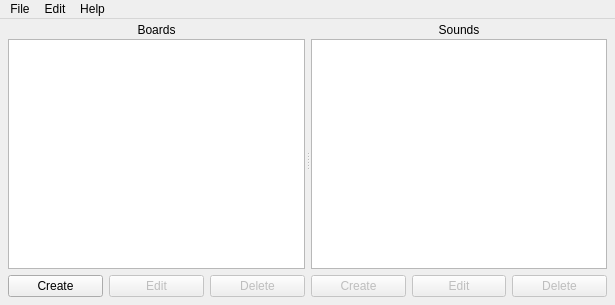
First picture: the form in src/mainapp.ui, repository defaultsamson/Soundboard, before the edit.
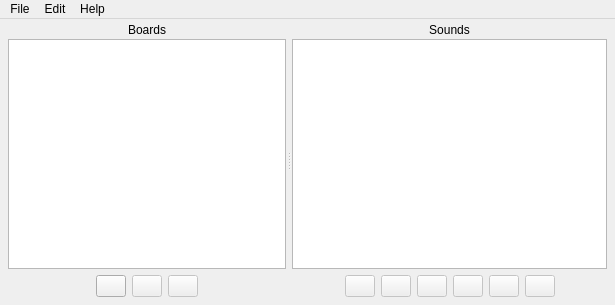
Second picture: the form after the edit. Icons and pictures are not drawn.

Commit message: Added fancy shmancy buttons

The edit to the form file:
```diff
--- a/src/mainapp.ui
+++ b/src/mainapp.ui
@@ -32,6 +32,12 @@
     </property>
     <item>
      <widget class="QSplitter" name="splitter">
+      <property name="minimumSize">
+       <size>
+        <width>0</width>
+        <height>0</height>
+       </size>
+      </property>
       <property name="orientation">
        <enum>Qt::Horizontal</enum>
       </property>
@@ -109,10 +115,39 @@
         </item>
         <item>
          <layout class="QHBoxLayout" name="horizontalLayout">
+          <item>
+           <spacer name="horizontalSpacer_2">
+            <property name="orientation">
+             <enum>Qt::Horizontal</enum>
+            </property>
+            <property name="sizeHint" stdset="0">
+             <size>
+              <width>40</width>
+              <height>20</height>
+             </size>
+            </property>
+           </spacer>
+          </item>
           <item>
            <widget class="QPushButton" name="buttonAddBoard">
-            <property name="text">
-             <string>Create</string>
+            <property name="maximumSize">
+             <size>
+              <width>30</width>
+              <height>30</height>
+             </size>
+            </property>
+            <property name="toolTip">
+             <string>Create new board</string>
+            </property>
+            <property name="icon">
+             <iconset resource="../res.qrc">
+              <normaloff>:/icons/res/add.png</normaloff>:/icons/res/add.png</iconset>
+            </property>
+            <property name="iconSize">
+             <size>
+              <width>24</width>
+              <height>24</height>
+             </size>
             </property>
            </widget>
           </item>
@@ -121,8 +156,24 @@
             <property name="enabled">
              <bool>false</bool>
             </property>
-            <property name="text">
-             <string>Edit</string>
+            <property name="maximumSize">
+             <size>
+              <width>30</width>
+              <height>30</height>
+             </size>
+            </property>
+            <property name="toolTip">
+             <string>Edit board</string>
+            </property>
+            <property name="icon">
+             <iconset resource="../res.qrc">
+              <normaloff>:/icons/res/edit.png</normaloff>:/icons/res/edit.png</iconset>
+            </property>
+            <property name="iconSize">
+             <size>
+              <width>24</width>
+              <height>24</height>
+             </size>
             </property>
            </widget>
           </item>
@@ -131,11 +182,40 @@
             <property name="enabled">
              <bool>false</bool>
             </property>
-            <property name="text">
-             <string>Delete</string>
+            <property name="maximumSize">
+             <size>
+              <width>30</width>
+              <height>30</height>
+             </size>
+            </property>
+            <property name="toolTip">
+             <string>Delete board</string>
+            </property>
+            <property name="icon">
+             <iconset resource="../res.qrc">
+              <normaloff>:/icons/res/delete2.png</normaloff>:/icons/res/delete2.png</iconset>
+            </property>
+            <property name="iconSize">
+             <size>
+              <width>24</width>
+              <height>24</height>
+             </size>
             </property>
            </widget>
           </item>
+          <item>
+           <spacer name="horizontalSpacer">
+            <property name="orientation">
+             <enum>Qt::Horizontal</enum>
+            </property>
+            <property name="sizeHint" stdset="0">
+             <size>
+              <width>40</width>
+              <height>20</height>
+             </size>
+            </property>
+           </spacer>
+          </item>
          </layout>
         </item>
        </layout>
@@ -208,13 +288,42 @@
         </item>
         <item>
          <layout class="QHBoxLayout" name="horizontalLayout_2">
+          <item>
+           <spacer name="horizontalSpacer_3">
+            <property name="orientation">
+             <enum>Qt::Horizontal</enum>
+            </property>
+            <property name="sizeHint" stdset="0">
+             <size>
+              <width>40</width>
+              <height>20</height>
+             </size>
+            </property>
+           </spacer>
+          </item>
           <item>
            <widget class="QPushButton" name="buttonAddSound">
             <property name="enabled">
              <bool>false</bool>
             </property>
-            <property name="text">
-             <string>Create</string>
+            <property name="maximumSize">
+             <size>
+              <width>30</width>
+              <height>30</height>
+             </size>
+            </property>
+            <property name="toolTip">
+             <string>Create new sound</string>
+            </property>
+            <property name="icon">
+             <iconset resource="../res.qrc">
+              <normaloff>:/icons/res/add.png</normaloff>:/icons/res/add.png</iconset>
+            </property>
+            <property name="iconSize">
+             <size>
+              <width>24</width>
+              <height>24</height>
+             </size>
             </property>
            </widget>
           </item>
@@ -223,8 +332,24 @@
             <property name="enabled">
              <bool>false</bool>
             </property>
-            <property name="text">
-             <string>Edit</string>
+            <property name="maximumSize">
+             <size>
+              <width>30</width>
+              <height>30</height>
+             </size>
+            </property>
+            <property name="toolTip">
+             <string>Edit sound</string>
+            </property>
+            <property name="icon">
+             <iconset resource="../res.qrc">
+              <normaloff>:/icons/res/edit.png</normaloff>:/icons/res/edit.png</iconset>
+            </property>
+            <property name="iconSize">
+             <size>
+              <width>24</width>
+              <height>24</height>
+             </size>
             </property>
            </widget>
           </item>
@@ -233,11 +358,118 @@
             <property name="enabled">
              <bool>false</bool>
             </property>
-            <property name="text">
-             <string>Delete</string>
+            <property name="maximumSize">
+             <size>
+              <width>30</width>
+              <height>30</height>
+             </size>
             </property>
+            <property name="toolTip">
+             <string>Delete sound</string>
+            </property>
+            <property name="icon">
+             <iconset resource="../res.qrc">
+              <normaloff>:/icons/res/delete2.png</normaloff>:/icons/res/delete2.png</iconset>
+            </property>
+            <property name="iconSize">
+             <size>
+              <width>24</width>
+              <height>24</height>
+             </size>
+            </property>
            </widget>
           </item>
+          <item>
+           <widget class="QPushButton" name="buttonPlay">
+            <property name="enabled">
+             <bool>false</bool>
+            </property>
+            <property name="maximumSize">
+             <size>
+              <width>30</width>
+              <height>30</height>
+             </size>
+            </property>
+            <property name="toolTip">
+             <string>Play sound</string>
+            </property>
+            <property name="icon">
+             <iconset resource="../res.qrc">
+              <normaloff>:/icons/res/play.png</normaloff>:/icons/res/play.png</iconset>
+            </property>
+            <property name="iconSize">
+             <size>
+              <width>24</width>
+              <height>24</height>
+             </size>
+            </property>
+           </widget>
+          </item>
+          <item>
+           <widget class="QPushButton" name="buttonPause">
+            <property name="enabled">
+             <bool>false</bool>
+            </property>
+            <property name="maximumSize">
+             <size>
+              <width>30</width>
+              <height>30</height>
+             </size>
+            </property>
+            <property name="toolTip">
+             <string>Pause sound</string>
+            </property>
+            <property name="icon">
+             <iconset resource="../res.qrc">
+              <normaloff>:/icons/res/pause.png</normaloff>:/icons/res/pause.png</iconset>
+            </property>
+            <property name="iconSize">
+             <size>
+              <width>24</width>
+              <height>24</height>
+             </size>
+            </property>
+           </widget>
+          </item>
+          <item>
+           <widget class="QPushButton" name="buttonStop">
+            <property name="enabled">
+             <bool>false</bool>
+            </property>
+            <property name="maximumSize">
+             <size>
+              <width>30</width>
+              <height>30</height>
+             </size>
+            </property>
+            <property name="toolTip">
+             <string>Stop sound</string>
+            </property>
+            <property name="icon">
+             <iconset resource="../res.qrc">
+              <normaloff>:/icons/res/stop.png</normaloff>:/icons/res/stop.png</iconset>
+            </property>
+            <property name="iconSize">
+             <size>
+              <width>24</width>
+              <height>24</height>
+             </size>
+            </property>
+           </widget>
+          </item>
+          <item>
+           <spacer name="horizontalSpacer_4">
+            <property name="orientation">
+             <enum>Qt::Horizontal</enum>
+            </property>
+            <property name="sizeHint" stdset="0">
+             <size>
+              <width>40</width>
+              <height>20</height>
+             </size>
+            </property>
+           </spacer>
+          </item>
          </layout>
         </item>
        </layout>
```
Left out of the diff: 6 changed lines with no effect on the pictures. The commit also changes 11 other files.
